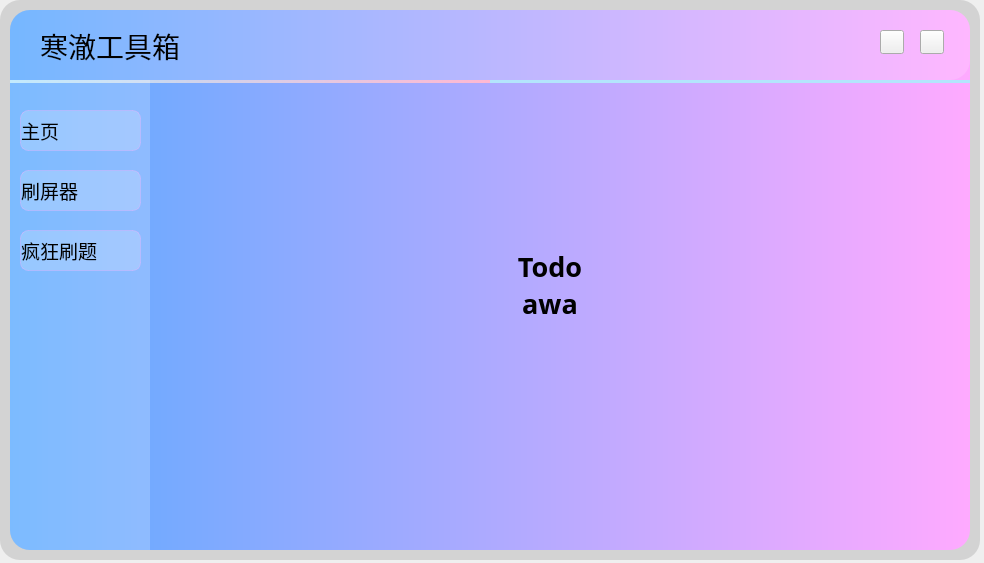
Before: the Qt Designer form need/NewMainUI.ui in HDILP/HDILP-tools, drawn with Qt 5.
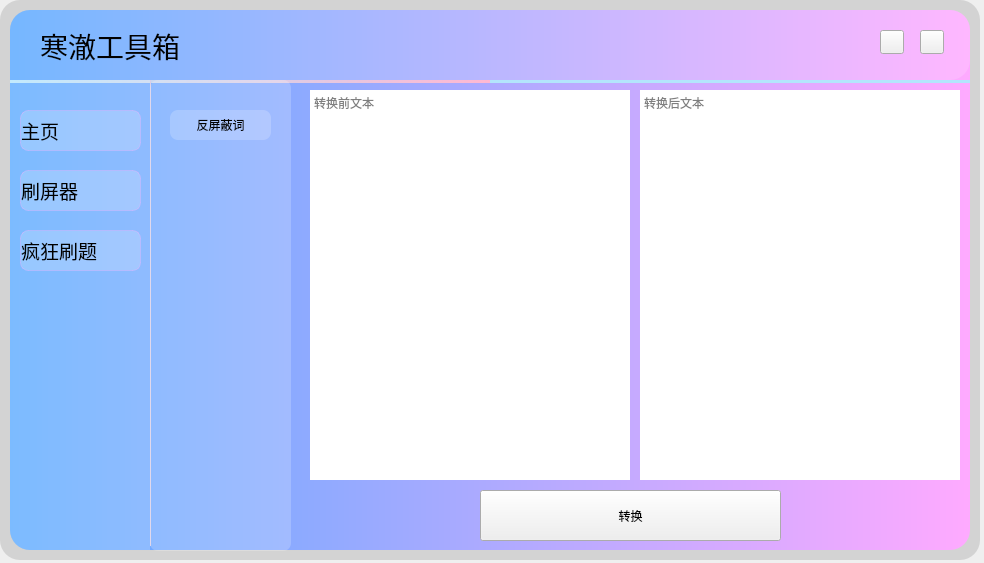
After: the same form once the commit is applied. Icons and pictures are not drawn.

The edit to the form file:
```diff
--- a/need/NewMainUI.ui
+++ b/need/NewMainUI.ui
@@ -931,41 +931,232 @@
      </widget>
     </widget>
     <widget class="QWidget" name="page_6">
-     <widget class="QLabel" name="label_7">
+     <widget class="QProgressBar" name="progressBar_3">
       <property name="geometry">
        <rect>
-        <x>100</x>
-        <y>80</y>
-        <width>600</width>
-        <height>250</height>
+        <x>0</x>
+        <y>0</y>
+        <width>1</width>
+        <height>466</height>
        </rect>
       </property>
       <property name="font">
        <font>
         <family>OPlusSans 3.0</family>
-        <pointsize>20</pointsize>
-        <weight>75</weight>
-        <bold>true</bold>
-        <underline>false</underline>
        </font>
       </property>
+      <property name="toolTipDuration">
+       <number>-1</number>
+      </property>
+      <property name="layoutDirection">
+       <enum>Qt::LeftToRight</enum>
+      </property>
       <property name="styleSheet">
-       <string notr="true">
-border-top-left-radius:20px;
-border-bottom-left-radius:20px;
-border-top-right-radius:20px;
-border-bottom-right-radius:20px;</string>
+       <string notr="true">QProgressBar { border: 2px; border-radius: 5px; background-color: #b3e5fc; text-align: center;}
+QProgressBar::chunk{
+	background-color: qlineargradient(spread:pad, x1:0, y1:0, x2:1, y2:0, stop:0 #b3e5fc, stop:1 rgb(255, 184, 210));
+
+}</string>
       </property>
-      <property name="text">
-       <string>Todo
-awa</string>
+      <property name="minimum">
+       <number>0</number>
       </property>
-      <property name="textFormat">
-       <enum>Qt::AutoText</enum>
+      <property name="maximum">
+       <number>1</number>
       </property>
-      <property name="alignment">
-       <set>Qt::AlignCenter</set>
+      <property name="value">
+       <number>1</number>
       </property>
+      <property name="textVisible">
+       <bool>false</bool>
+      </property>
+      <property name="orientation">
+       <enum>Qt::Vertical</enum>
+      </property>
+      <property name="invertedAppearance">
+       <bool>false</bool>
+      </property>
+      <property name="textDirection">
+       <enum>QProgressBar::TopToBottom</enum>
+      </property>
+      <property name="format">
+       <string/>
+      </property>
+     </widget>
+     <widget class="QWidget" name="widget_6" native="true">
+      <property name="geometry">
+       <rect>
+        <x>0</x>
+        <y>0</y>
+        <width>141</width>
+        <height>471</height>
+       </rect>
+      </property>
+      <property name="font">
+       <font>
+        <family>OPlusSans 3.0</family>
+       </font>
+      </property>
+      <property name="focusPolicy">
+       <enum>Qt::NoFocus</enum>
+      </property>
+      <property name="layoutDirection">
+       <enum>Qt::LeftToRight</enum>
+      </property>
+      <property name="autoFillBackground">
+       <bool>false</bool>
+      </property>
+      <property name="styleSheet">
+       <string notr="true">background-color: rgba(255, 255, 255,50);
+border:1px;
+border-radius:8px;</string>
+      </property>
+      <widget class="QPushButton" name="antibanword">
+       <property name="enabled">
+        <bool>true</bool>
+       </property>
+       <property name="geometry">
+        <rect>
+         <x>20</x>
+         <y>30</y>
+         <width>101</width>
+         <height>30</height>
+        </rect>
+       </property>
+       <property name="minimumSize">
+        <size>
+         <width>100</width>
+         <height>30</height>
+        </size>
+       </property>
+       <property name="font">
+        <font>
+         <family>OPlusSans 3.0</family>
+        </font>
+       </property>
+       <property name="focusPolicy">
+        <enum>Qt::ClickFocus</enum>
+       </property>
+       <property name="styleSheet">
+        <string notr="true">#pushButton_3{
+background-color: rgba(255, 255, 255,75);
+border-radius:6px;
+text-align:left
+}
+#pushButton_3:focus{
+	color:rgb(111,111,111);
+}</string>
+       </property>
+       <property name="text">
+        <string>反屏蔽词</string>
+       </property>
+       <property name="autoDefault">
+        <bool>false</bool>
+       </property>
+      </widget>
+     </widget>
+     <widget class="QWidget" name="widget_7" native="true">
+      <property name="geometry">
+       <rect>
+        <x>150</x>
+        <y>10</y>
+        <width>661</width>
+        <height>451</height>
+       </rect>
+      </property>
+      <property name="sizePolicy">
+       <sizepolicy hsizetype="Preferred" vsizetype="Preferred">
+        <horstretch>0</horstretch>
+        <verstretch>0</verstretch>
+       </sizepolicy>
+      </property>
+      <widget class="QPushButton" name="conversion">
+       <property name="geometry">
+        <rect>
+         <x>180</x>
+         <y>400</y>
+         <width>301</width>
+         <height>51</height>
+        </rect>
+       </property>
+       <property name="font">
+        <font>
+         <family>OPlusSans 3.0</family>
+        </font>
+       </property>
+       <property name="styleSheet">
+        <string notr="true">#pushButton_4{
+	
+	background-color: rgb(255, 255, 255);
+	border-radius:8px;
+}</string>
+       </property>
+       <property name="text">
+        <string>转换</string>
+       </property>
+      </widget>
+      <widget class="QPlainTextEdit" name="plainTextEdit">
+       <property name="geometry">
+        <rect>
+         <x>10</x>
+         <y>0</y>
+         <width>320</width>
+         <height>390</height>
+        </rect>
+       </property>
+       <property name="sizePolicy">
+        <sizepolicy hsizetype="Expanding" vsizetype="Fixed">
+         <horstretch>0</horstretch>
+         <verstretch>0</verstretch>
+        </sizepolicy>
+       </property>
+       <property name="font">
+        <font>
+         <family>OPlusSans 3.0</family>
+        </font>
+       </property>
+       <property name="layoutDirection">
+        <enum>Qt::LeftToRight</enum>
+       </property>
+       <property name="styleSheet">
+        <string notr="true">
+border-radius:8px</string>
+       </property>
+       <property name="centerOnScroll">
+        <bool>false</bool>
+       </property>
+       <property name="placeholderText">
+        <string>转换前文本</string>
+       </property>
+      </widget>
+      <widget class="QPlainTextEdit" name="plainTextEdit_2">
+       <property name="geometry">
+        <rect>
+         <x>340</x>
+         <y>0</y>
+         <width>320</width>
+         <height>390</height>
+        </rect>
+       </property>
+       <property name="sizePolicy">
+        <sizepolicy hsizetype="Expanding" vsizetype="Fixed">
+         <horstretch>0</horstretch>
+         <verstretch>0</verstretch>
+        </sizepolicy>
+       </property>
+       <property name="font">
+        <font>
+         <family>OPlusSans 3.0</family>
+        </font>
+       </property>
+       <property name="styleSheet">
+        <string notr="true">
+border-radius:8px</string>
+       </property>
+       <property name="placeholderText">
+        <string>转换后文本</string>
+       </property>
+      </widget>
      </widget>
     </widget>
    </widget>
```
